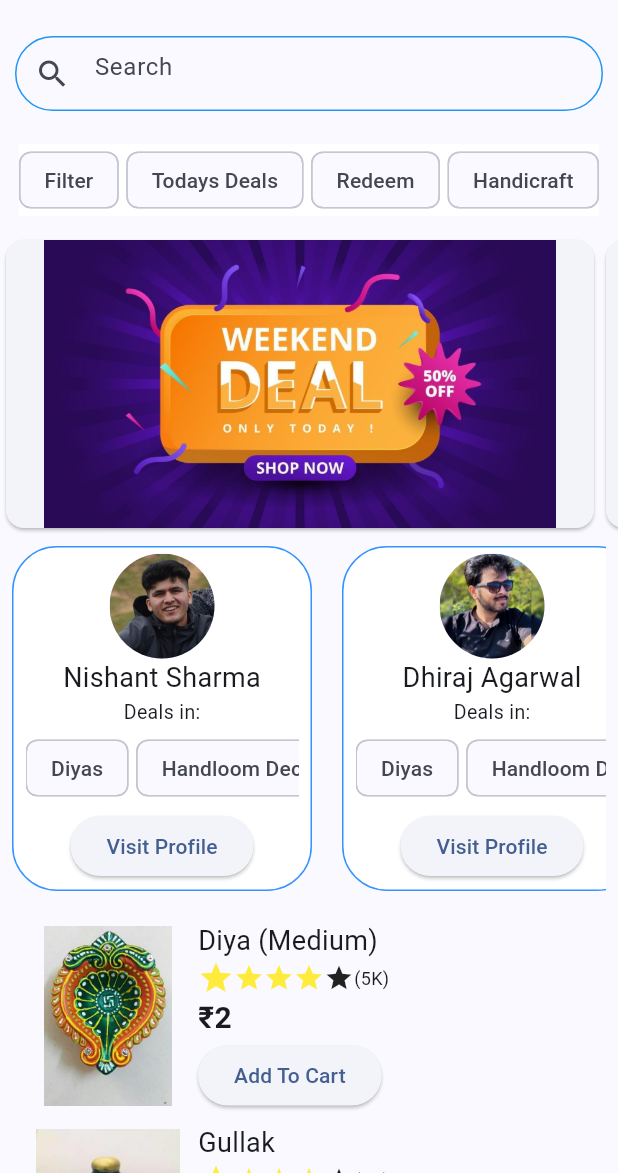
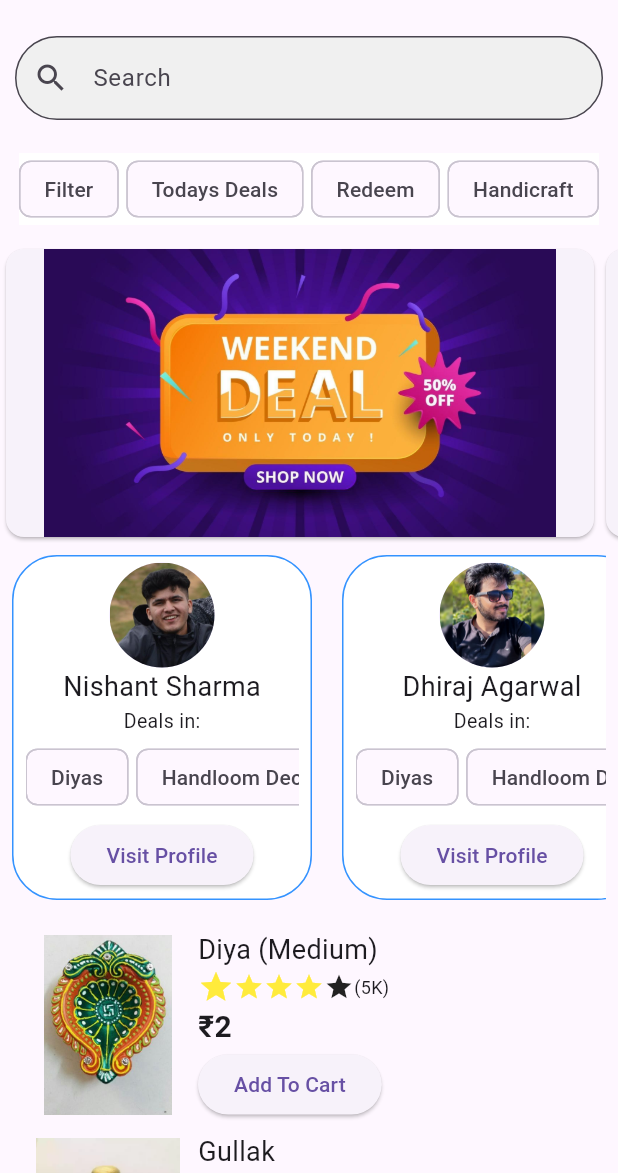
Before and after one commit to ascoder1109/the_code_crusaders, a Flutter app: the screen it shows after launch, on a phone screen of 412 x 824 dp, the part 63-1236 px from its top. Run offline on Flutter 3.47's test engine with Material 2 defaults, Android fonts, the phone set to English and light mode, and no system bars.

Commit message:
Fifth Commit

```diff
--- a/lib/main.dart
+++ b/lib/main.dart
@@ -16,8 +16,8 @@ class MyApp extends StatelessWidget {
     return MaterialApp(
       title: 'Flutter Demo',
       theme: ThemeData(
-        colorScheme:
-            ColorScheme.fromSeed(seedColor: Color.fromRGBO(0, 123, 255, 1)),
+        // colorScheme:
+        //     ColorScheme.fromSeed(seedColor: Color.fromRGBO(0, 123, 255, 1)),
         useMaterial3: true,
       ),
       home: const HomePage(),
--- a/lib/widgets/search_bar_my_widget.dart
+++ b/lib/widgets/search_bar_my_widget.dart
@@ -1,28 +1,41 @@
 import 'package:flutter/material.dart';
 
-class SearchBarMyWidget extends StatelessWidget {
-  const SearchBarMyWidget({super.key});
+class SearchBarMyWidget extends StatefulWidget {
+  const SearchBarMyWidget({Key? key});
 
+  @override
+  State<SearchBarMyWidget> createState() => _SearchBarMyWidgetState();
+}
+
+class _SearchBarMyWidgetState extends State<SearchBarMyWidget> {
   @override
   Widget build(BuildContext context) {
     return Padding(
       padding: const EdgeInsets.all(10.0),
       child: Container(
-        decoration: BoxDecoration(
-          border: Border.all(color: Colors.blue),
-          borderRadius: BorderRadius.circular(30),
-        ),
-
-        // padding: EdgeInsets.all(8),
-        child: TextField(
-          // onChanged: onChanged,
-          decoration: InputDecoration(
-            border: InputBorder.none,
-            hintText: 'Search',
-            prefixIcon: Icon(Icons.search),
-          ),
+        child: SearchBar(
+          hintText: "Search",
         ),
       ),
     );
   }
 }
+
+class SearchBar extends StatelessWidget {
+  final String hintText;
+
+  SearchBar({required this.hintText});
+
+  @override
+  Widget build(BuildContext context) {
+    return TextField(
+      decoration: InputDecoration(
+          filled: true,
+          fillColor:
+              Color(0xFFF0F0F0), // Set the background color of the input area
+          hintText: hintText,
+          prefixIcon: Icon(Icons.search),
+          border: OutlineInputBorder(borderRadius: BorderRadius.circular(50))),
+    );
+  }
+}
```
